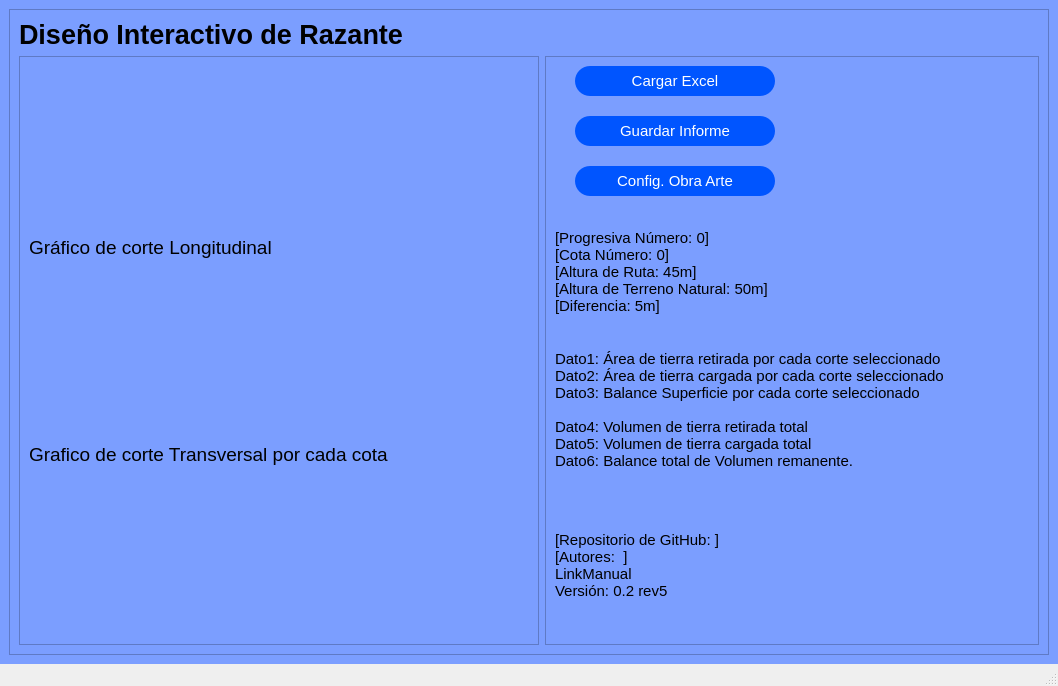
Old version of the form app/resources/ui/principal.ui in the repository Mario-dango/dir.
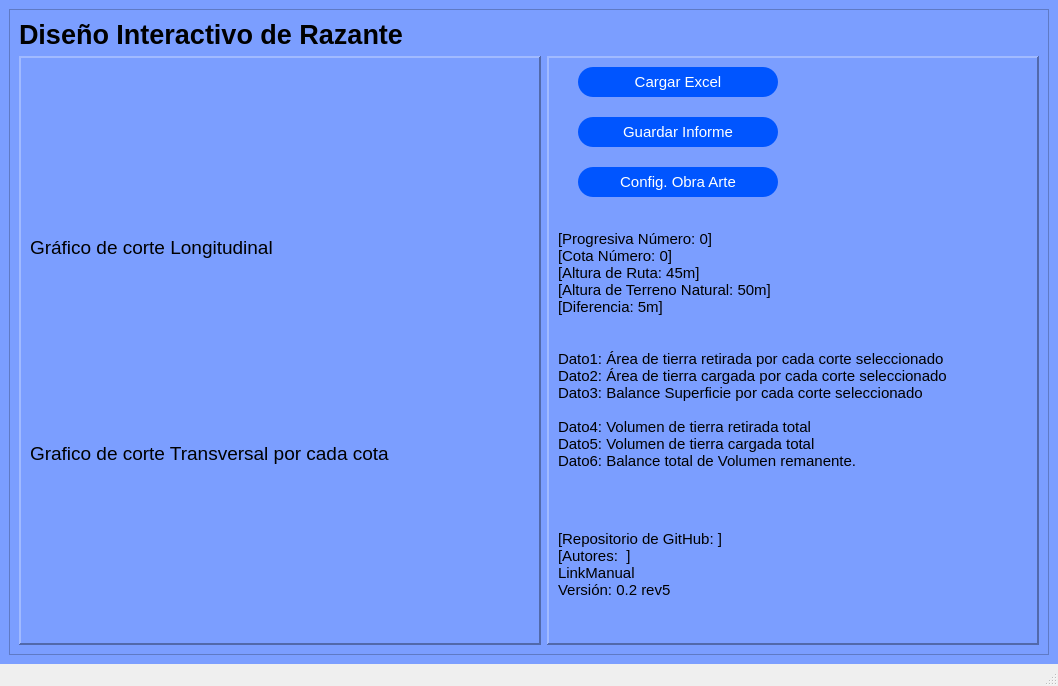
New version of the form. Icons and pictures are not drawn.

The edit to the form file:
```diff
--- a/app/resources/ui/principal.ui
+++ b/app/resources/ui/principal.ui
@@ -69,7 +69,7 @@
         <widget class="QLabel" name="titulo">
          <property name="maximumSize">
           <size>
-           <width>16777215</width>
+           <width>800</width>
            <height>40</height>
           </size>
          </property>
@@ -86,12 +86,36 @@
        </item>
        <item row="1" column="1">
         <widget class="QFrame" name="frameDer">
+         <property name="sizePolicy">
+          <sizepolicy hsizetype="Preferred" vsizetype="Preferred">
+           <horstretch>0</horstretch>
+           <verstretch>0</verstretch>
+          </sizepolicy>
+         </property>
+         <property name="minimumSize">
+          <size>
+           <width>150</width>
+           <height>500</height>
+          </size>
+         </property>
+         <property name="maximumSize">
+          <size>
+           <width>550</width>
+           <height>2000</height>
+          </size>
+         </property>
          <property name="frameShape">
-          <enum>QFrame::StyledPanel</enum>
+          <enum>QFrame::Panel</enum>
          </property>
          <property name="frameShadow">
           <enum>QFrame::Raised</enum>
          </property>
+         <property name="lineWidth">
+          <number>2</number>
+         </property>
+         <property name="midLineWidth">
+          <number>1</number>
+         </property>
          <layout class="QVBoxLayout" name="verticalLayout">
           <item>
            <layout class="QVBoxLayout" name="verticalLayout_4" stretch="0,0,10">
@@ -239,7 +263,7 @@
             </property>
             <property name="maximumSize">
              <size>
-              <width>16777215</width>
+              <width>800</width>
               <height>16777215</height>
              </size>
             </property>
@@ -264,7 +288,7 @@
            <widget class="QLabel" name="dataGeneral">
             <property name="maximumSize">
              <size>
-              <width>16777215</width>
+              <width>800</width>
               <height>16777215</height>
              </size>
             </property>
@@ -289,7 +313,7 @@
            <widget class="QLabel" name="dataInfo">
             <property name="maximumSize">
              <size>
-              <width>16777215</width>
+              <width>800</width>
               <height>16777215</height>
              </size>
             </property>
@@ -312,11 +336,17 @@
        <item row="1" column="0">
         <widget class="QFrame" name="frameIzq">
          <property name="frameShape">
-          <enum>QFrame::StyledPanel</enum>
+          <enum>QFrame::Panel</enum>
          </property>
          <property name="frameShadow">
           <enum>QFrame::Raised</enum>
          </property>
+         <property name="lineWidth">
+          <number>2</number>
+         </property>
+         <property name="midLineWidth">
+          <number>1</number>
+         </property>
          <layout class="QVBoxLayout" name="verticalLayout_2">
           <item>
            <widget class="QLabel" name="titGrafLong">
```
Left out of the diff: 2 changed lines with no effect on the pictures.
